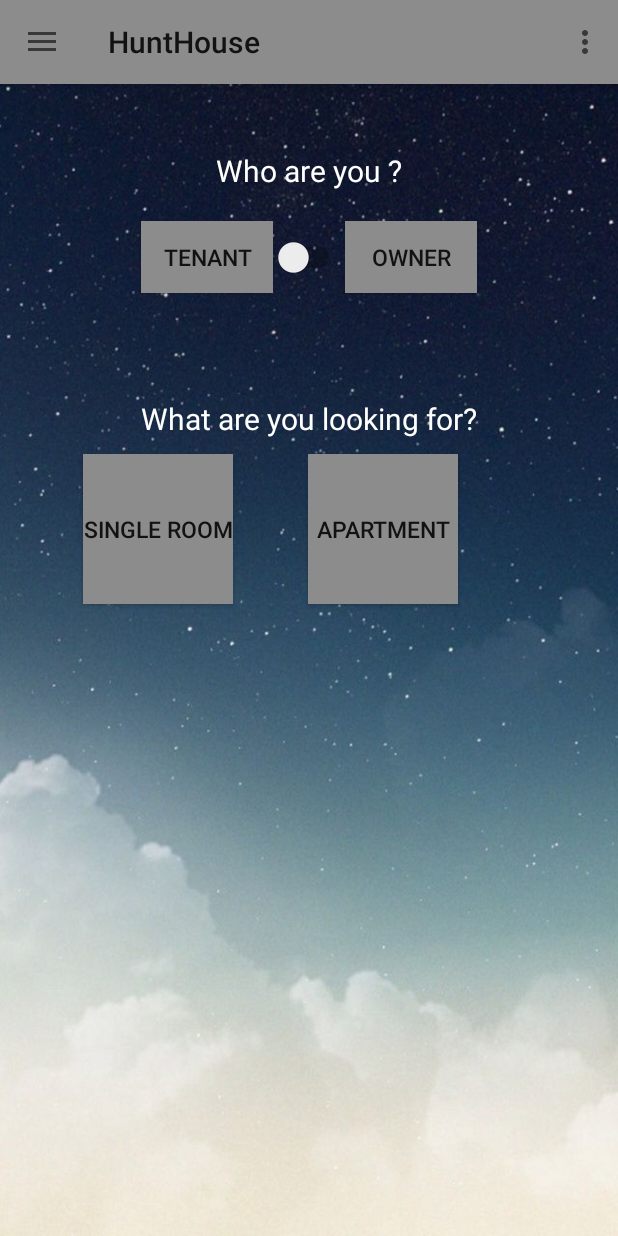
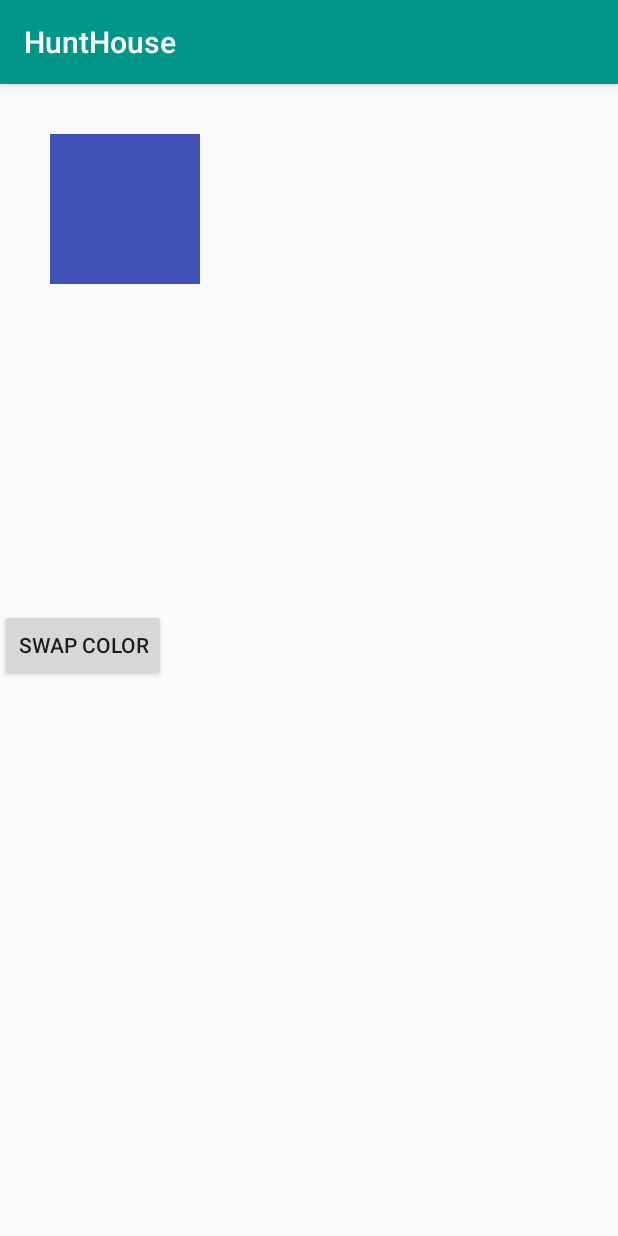
Before and after one commit to gaurikolhe/HuntHouse, an Android app: the screen it shows after launch once a user with an empty profile is signed in (MainActivity before the commit, MyCustomView after it), after a tap on "Custom View", on a phone screen of 412 x 824 dp. Run offline under Robolectric (Android 15) with nearby library versions, the phone set to English and light mode, and no system bars; our stand-ins replace Firebase (no records; nobody signed in at launch, a user with empty details on screens opened directly), Picasso; pictures from the network do not load; 1 statement that could not run was skipped; 1 other tap on this screen came first.

Commit message:
Coordinator Layout and Custom View

```diff
--- a/app/src/main/AndroidManifest.xml
+++ b/app/src/main/AndroidManifest.xml
@@ -54,7 +54,8 @@
             android:name="com.project.hunthouse.View.MyProfile"
             android:label="@string/title_activity_my_profile"
             android:theme="@style/AppTheme.NoActionBar" />
-        <activity android:name="com.project.hunthouse.View.FabAndSnackbarActivity" />
+        <activity android:name="com.project.hunthouse.View.FabAndSnackbarActivity"
+            android:label="About Hunt House"/>
         <activity android:name="com.project.hunthouse.View.MyCustomView" />
 
         <activity android:name="com.project.hunthouse.View.ChatActivity"
--- /dev/null
+++ b/app/src/main/java/com/project/hunthouse/View/CustomView.java
@@ -0,0 +1,87 @@
+package com.project.hunthouse.View;
+
+import android.content.Context;
+import android.graphics.Canvas;
+import android.graphics.Color;
+import android.graphics.Paint;
+import android.graphics.Rect;
+import android.support.annotation.Nullable;
+import android.util.AttributeSet;
+import android.view.ContextMenu;
+import android.view.View;
+import android.content.res.TypedArray;
+import com.project.hunthouse.R;
+
+/**
+ * Created by Gauri on 12/8/2017.
+ */
+
+
+public class CustomView extends View {
+
+    private static final int SQUARE_SIZE_DEF = 200;
+
+    private Rect mRectSquare;
+    private Paint mPaintSquare;
+
+    private int mSquareColor;
+    private int mSquareSize;
+
+    public CustomView(Context context) {
+        super(context);
+
+        init(null);
+    }
+
+    public CustomView(Context context, AttributeSet attrs) {
+        super(context, attrs);
+
+        init(attrs);
+    }
+
+    public CustomView(Context context, AttributeSet attrs, int defStyleAttr) {
+        super(context, attrs, defStyleAttr);
+
+        init(attrs);
+    }
+
+    public CustomView(Context context, AttributeSet attrs, int defStyleAttr, int defStyleRes) {
+        super(context, attrs, defStyleAttr, defStyleRes);
+
+        init(attrs);
+    }
+
+    private void init(@Nullable AttributeSet set) {
+        mRectSquare = new Rect();
+        mPaintSquare = new Paint(Paint.ANTI_ALIAS_FLAG);
+
+        if (set == null)
+            return;
+
+        TypedArray ta = getContext().obtainStyledAttributes(set, R.styleable.CustomView);
+
+        mSquareColor = ta.getColor(R.styleable.CustomView_square_color, Color.GREEN);
+        mSquareSize = ta.getDimensionPixelSize(R.styleable.CustomView_square_size, SQUARE_SIZE_DEF);
+
+        mPaintSquare.setColor(mSquareColor);
+
+        ta.recycle();
+    }
+
+    public void swapColor() {
+        mPaintSquare.setColor(mPaintSquare.getColor() == mSquareColor ? Color.RED : mSquareColor);
+
+        postInvalidate();
+    }
+
+    @Override
+    protected void onDraw(Canvas canvas) {
+
+        mRectSquare.left = 50;
+        mRectSquare.top = 50;
+        mRectSquare.right = mRectSquare.left + mSquareSize;
+        mRectSquare.bottom = mRectSquare.top + mSquareSize;
+
+        canvas.drawRect(mRectSquare, mPaintSquare);
+    }
+}
--- /dev/null
+++ b/app/src/main/java/com/project/hunthouse/View/MyCustomView.java
@@ -0,0 +1,34 @@
+package com.project.hunthouse.View;
+
+import android.os.Bundle;
+import android.support.v7.app.AppCompatActivity;
+import android.view.View;
+
+import com.project.hunthouse.R;
+
+/**
+ * Created by Gauri on 12/8/2017.
+ */
+
+public class MyCustomView extends AppCompatActivity {
+
+
+
+    private CustomView mCustomView;
+
+    @Override
+    protected void onCreate(Bundle savedInstanceState) {
+        super.onCreate(savedInstanceState);
+        setContentView(R.layout.activity_customview);
+
+        mCustomView = (CustomView) findViewById(R.id.customView);
+
+        findViewById(R.id.btn_swap_color).setOnClickListener(new View.OnClickListener() {
+            @Override
+            public void onClick(View v) {
+                mCustomView.swapColor();
+            }
+        });
+    }
+
+}
--- /dev/null
+++ b/app/src/main/res/layout/activity_customview.xml
@@ -0,0 +1,12 @@
+<?xml version="1.0" encoding="utf-8"?>
+
+
+    <RelativeLayout android:layout_height="match_parent" android:layout_width="match_parent" android:id="@+id/activity_main" xmlns:app="http://schemas.android.com/apk/res-auto" xmlns:android="http://schemas.android.com/apk/res/android">
+
+    <com.project.hunthouse.View.CustomView android:layout_height="350dp" android:layout_width="match_parent" android:id="@+id/customView" app:square_size="@dimen/square_size" app:square_color="@color/squareColor"/>
+
+    <Button android:layout_height="wrap_content" android:layout_width="wrap_content" android:id="@+id/btn_swap_color" android:text="SWAP COLOR" android:layout_below="@+id/customView"/>
+
+
+
+</RelativeLayout>
--- a/app/src/main/res/menu/activity_main_drawer.xml
+++ b/app/src/main/res/menu/activity_main_drawer.xml
@@ -14,12 +14,12 @@
             android:title="User Profile" />
         <item
             android:id="@+id/help"
-            android:icon="@drawable/map_icon"
-            android:title="Help" />
+            android:icon="@drawable/ic_feedback_black_24dp"
+            android:title="About HuntHouse" />
 
         <item
             android:id="@+id/customview"
-            android:icon="@drawable/map_icon"
+            android:icon="@drawable/ic_pageview_black_24dp"
             android:title="Custom View" />
 
     </group>
```
Also changed, not shown: app/src/main/java/com/project/hunthouse/View/FabAndSnackbarActivity.java (added, +26 -0 lines), app/src/main/res/layout/activity_fabandsnackbar.xml (added, +57 -0 lines), app/src/main/res/values/attrs.xml (added, +7 -0 lines), app/src/main/res/values/strings.xml (+9 -0 lines), app/src/main/res/drawable/help.jpg (added), app/src/main/res/drawable/ic_feedback_black_24dp.png (added), app/src/main/res/drawable/ic_pageview_black_24dp.png (added).
